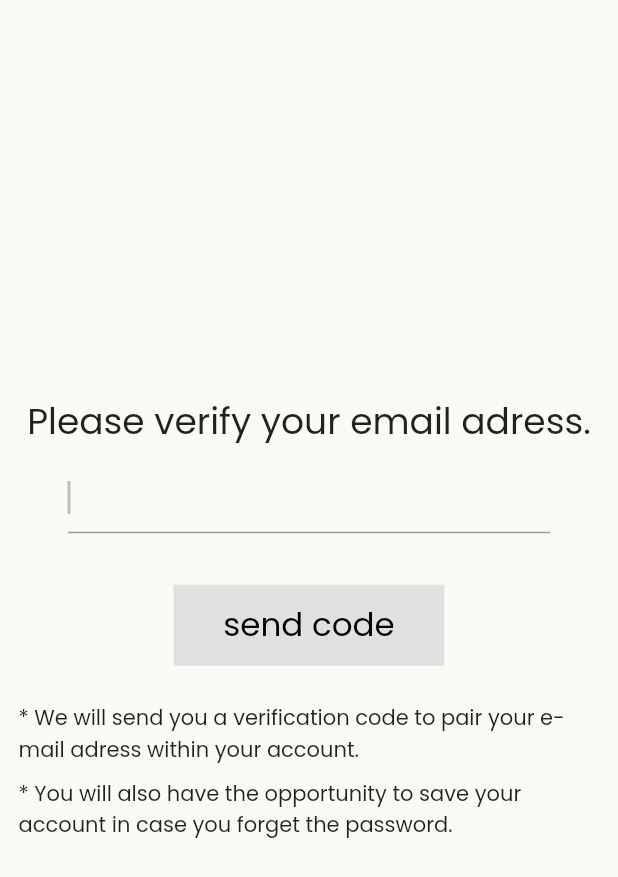
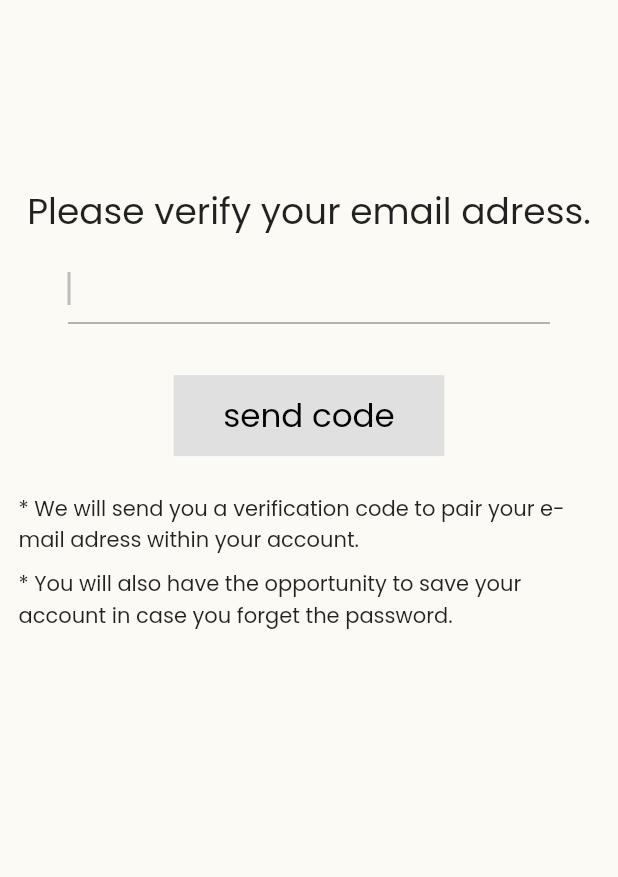
Before and after one commit to canergulay/matching_dating_app, a Flutter app: the RegisterScreen screen opened directly, on a phone screen of 412 x 824 dp. Shown: the top 877 px of the screen. Run offline on Flutter 3.47's test engine with Material 2 defaults, Android fonts, the phone set to English and light mode, and no system bars; our stand-ins replace adaptive_dialog, bloc, dio, email_validator, firebase_core, flutter_bloc and 4 more; accounts and stored records are empty.

Commit message:
register feature has been changed and now more proper in terms of the architecture and error handling

```diff
--- a/lib/core/components/buttons/animated_button.dart
+++ b/lib/core/components/buttons/animated_button.dart
@@ -36,6 +36,12 @@ class _AnimatedButtonState extends State<AnimatedButton> with SingleTickerProvid
       lowerBound: 3,
       upperBound: 6,
     );
+  }
+
+  @override
+  void dispose() {
+    _animationController.dispose();
+    super.dispose();
   }
 
   @override
--- a/lib/core/constants/app_constants.dart
+++ b/lib/core/constants/app_constants.dart
@@ -1,5 +1,5 @@
 class AppConstants {
-  static const APP_NAME = "matchango";
+  static const APP_NAME = "matchify";
   static const DIALOGTITLE = "About You";
   static const DIALOGMESSAGE = "We will ask you to give us some info about you, which we can use in order to match you with other people.";
 
--- a/lib/features/authentication/register/data/datasources/verification_email_datasource.dart
+++ b/lib/features/authentication/register/data/datasources/verification_email_datasource.dart
@@ -15,6 +15,6 @@ class VerificationEmailDataSource extends IVerificationEmailDataSource {
 
   @override
   Future<Result<bool>> sendVerificationEmail(String email) {
-    return Future.value(Result.error(CustomError(message: 'Bir problem ile karşılaştık ve bu problemi biz kendimiz YARATTIK.')));
+    return Future.value(Result.success(true));
   }
 }
--- a/lib/features/authentication/register/presentation/bloc/register_event.dart
+++ b/lib/features/authentication/register/presentation/bloc/register_event.dart
@@ -8,4 +8,6 @@ class EmailAdressTyped extends RegisterEvent {
   EmailAdressTyped({required this.emailAdressChanged});
 }
 
+class EmailVerifyWaiting extends RegisterEvent {}
+
 class EmailVerified extends RegisterEvent {}
--- a/lib/features/authentication/register/presentation/bloc/register_state.dart
+++ b/lib/features/authentication/register/presentation/bloc/register_state.dart
@@ -8,3 +8,5 @@ class RegisterInitial extends RegisterState {}
 class RegisterEmailAdressTyped extends RegisterState {}
 
 class RegisterWithEmailVerified extends RegisterState {}
+
+class RegisterWithEmailError extends RegisterState {}
--- a/lib/features/authentication/register/presentation/pages/register_screen.dart
+++ b/lib/features/authentication/register/presentation/pages/register_screen.dart
@@ -16,22 +16,20 @@ class RegisterScreen extends StatelessWidget {
         BlocProvider(create: (_) => sl.get<RegisterBloc>()),
         BlocProvider(create: (_) => sl.get<RegisterBloc>().identificationCubit),
       ],
-      child: Scaffold(
-          body: Center(
-        child: SingleChildScrollView(
-          physics: AlwaysScrollableScrollPhysics(parent: BouncingScrollPhysics()),
+      child: Scaffold(body: Center(
         child: BlocBuilder<RegisterBloc, RegisterState>(
           builder: (context, state) {
             if (state is RegisterInitial) {
               return emailVerifyContainer(context, false);
             } else if (state is RegisterEmailAdressTyped) {
               return emailVerifyContainer(context, true);
+            } else if (state is RegisterWithEmailVerified) {
+              return Identification();
             } else {
               return Identification();
             }
           },
         ),
-        ),
       )),
     );
   }
--- a/lib/features/authentication/register/presentation/widgets/email_verification_form.dart
+++ b/lib/features/authentication/register/presentation/widgets/email_verification_form.dart
@@ -57,7 +57,9 @@ Container activeButton(BuildContext context) => Container(
       margin: EdgeInsets.only(left: context.widthUnit * 20, right: context.widthUnit * 20),
       child: AnimatedButton(
         title: 'send code',
-        onPressed: context.read<RegisterBloc>().sendVerificationCode,
+        onPressed: () {
+          context.read<RegisterBloc>().add(EmailVerifyWaiting());
+        },
         buttonRadius: 5,
       ),
     );
```
Also changed, not shown: lib/features/Identification/presentation/pages/identification.dart (+10 -9 lines), lib/features/authentication/register/presentation/bloc/register_bloc.dart (+17 -4 lines). Lines whose indentation alone changed are shown as unchanged.
